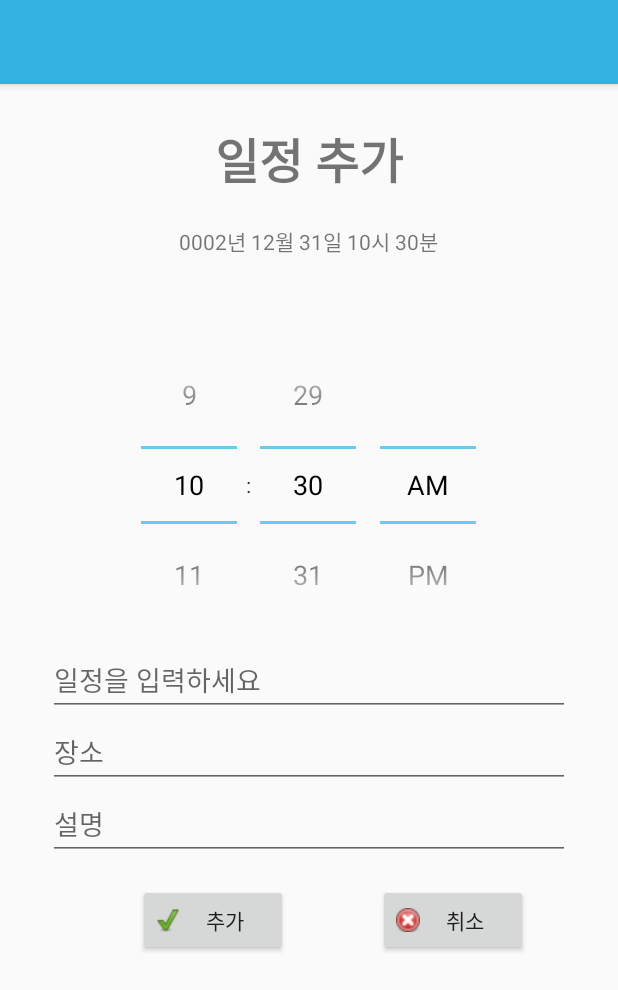
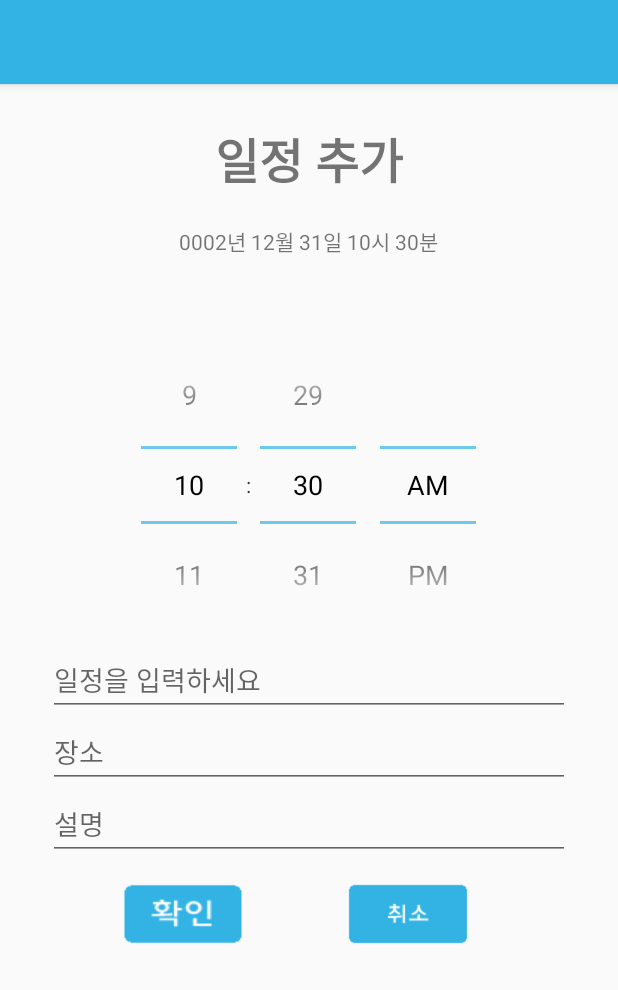
Before and after one commit to peanutsando/Hanmadang, an Android app: the AddSchedule screen opened directly, with no data from a screen before it, on a phone screen of 412 x 824 dp. Shown: the top 990 px of the screen. Run offline under Robolectric (Android 15) with nearby library versions, the phone set to English and light mode, and no system bars.

Commit message:
apply design

```diff
--- a/app/src/main/res/layout/club_item.xml
+++ b/app/src/main/res/layout/club_item.xml
@@ -3,6 +3,8 @@
     android:layout_width="match_parent"
     android:layout_height="match_parent"
     android:orientation="horizontal"
+    android:background="@drawable/card_no_border"
+
     >
     <LinearLayout
         android:layout_width="wrap_content"
--- a/app/src/main/res/layout/datetimepicker.xml
+++ b/app/src/main/res/layout/datetimepicker.xml
@@ -34,10 +34,9 @@
 			android:layout_width="match_parent"
 			android:layout_height="wrap_content"
 			android:layout_below="@id/timePicker"
-			android:layout_alignBottom="@+id/schedule"
 			android:hint="일정을 입력하세요"
 			android:cursorVisible="true"
-			android:layout_toEndOf="@+id/schedule" />
+			/>
 
 		<EditText
 			android:id="@+id/editPlace"
@@ -46,7 +45,8 @@
 			android:layout_below="@+id/editTitle"
 			android:hint="장소"
 			android:cursorVisible="true"
-			android:layout_toEndOf="@+id/schedule" />
+
+			  />
 
 		<EditText
 			android:id="@+id/editContent"
@@ -56,7 +56,7 @@
 			android:hint="설명"
 			android:cursorVisible="true"
 			android:inputType="text"
-			android:layout_toEndOf="@+id/schedule" />
+			 />
 
 		<DatePicker
 			android:id="@+id/datePicker"
@@ -68,27 +68,30 @@
 
 		<Button
 			android:id="@+id/addButton"
-			android:layout_width="100dp"
-			android:layout_height="wrap_content"
+			android:layout_width="80dp"
+			android:layout_height="40dp"
 			android:layout_below="@id/editContent"
-			android:layout_marginLeft="60dp"
+			android:layout_marginLeft="50dp"
+			android:layout_marginRight="10dp"
 			android:layout_marginTop="16dp"
-			android:drawableLeft="@drawable/ok_btn"
-			android:text="추가"
+			android:gravity="center"
+			android:adjustViewBounds="true"
+			android:scaleType="fitStart"
+			android:background="@drawable/large_check"
 			/>
 
 		<Button
 			android:id="@+id/cancelButton"
-			android:layout_width="100dp"
-			android:layout_height="wrap_content"
+			android:layout_width="80dp"
+			android:layout_height="40dp"
 			android:layout_below="@id/editContent"
 			android:layout_toRightOf="@id/addButton"
 			android:layout_marginLeft="60dp"
 			android:layout_marginTop="16dp"
-			android:drawableLeft="@drawable/cancel_btn"
-			android:text="취소"
-			android:layout_alignParentEnd="false"
-			android:layout_alignParentStart="false" />
+			android:adjustViewBounds="true"
+			android:scaleType="fitStart"
+			android:gravity="center"
+			android:background="@drawable/cancel_button"/>
 
 	</RelativeLayout>
 </ScrollView>
--- a/app/src/main/res/values/styles.xml
+++ b/app/src/main/res/values/styles.xml
@@ -4,7 +4,7 @@
     <style name="AppTheme" parent="Theme.AppCompat.Light.DarkActionBar">
         <!-- Customize your theme here. -->
         <item name="colorPrimary">@color/colorPrimary</item>
-        <item name="colorPrimaryDark">@color/colorPrimaryDark</item>
+        <item name="colorPrimaryDark">@color/colorAccent</item>
         <item name="colorAccent">@color/colorAccent</item>
     </style>
     <style name="AppTheme.NoActionBar">
```
Also changed, not shown: app/src/main/java/com/cs/mju/hanmadang/Tab/Club/ClubWriteActivity.java (+0 -7 lines), app/src/main/res/layout/content_club_read.xml (+17 -12 lines), app/src/main/res/layout/content_club_write.xml (+18 -14 lines), app/src/main/res/drawable/cancel_button.png (added), app/src/main/res/drawable/delete_btn.png (added), app/src/main/res/drawable/large_check.png (added), app/src/main/res/drawable/modify_btn.png (added), app/src/main/res/drawable/small_check.png (added), app/src/main/res/drawable/write_btn.png (added).
